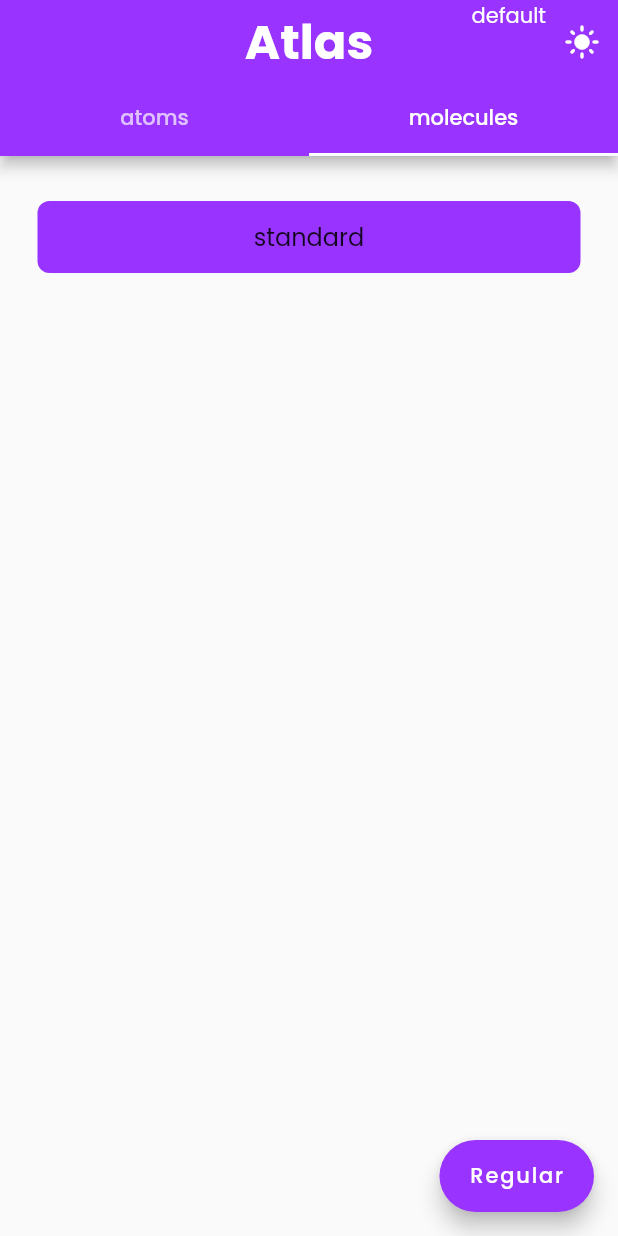
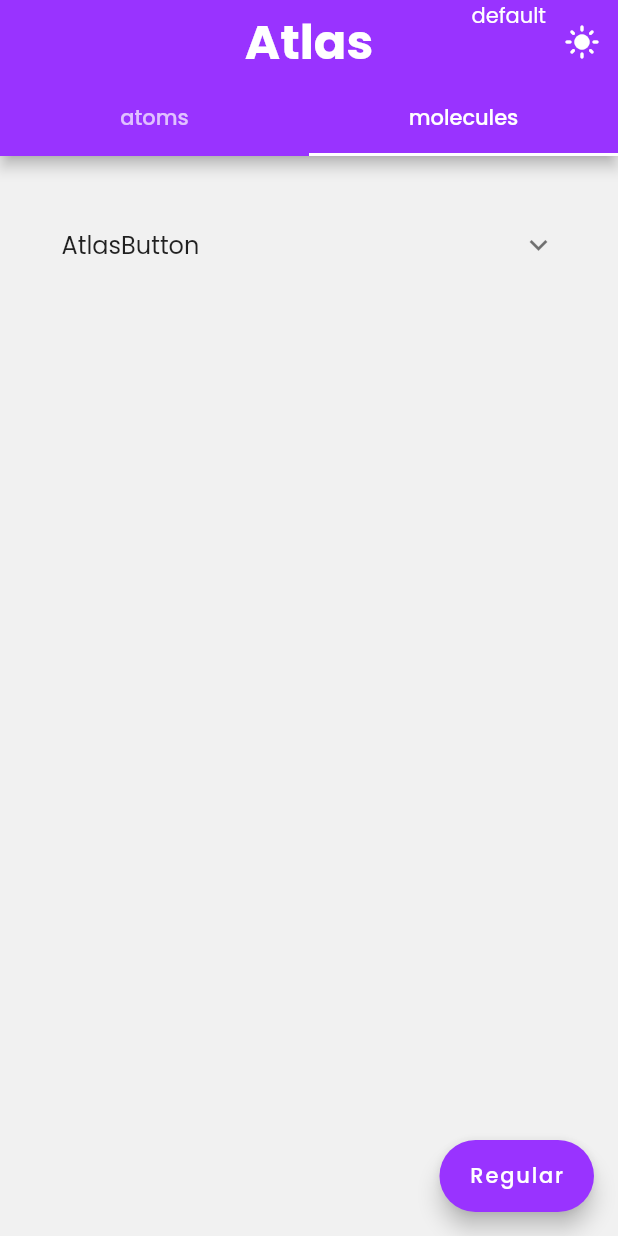
Before and after one commit to douglaswender/atlas, a Flutter app: the screen it shows after launch, tab 2 chosen, on a phone screen of 412 x 824 dp. Run offline on Flutter 3.47's test engine with Material 2 defaults, Android fonts, the phone set to English and light mode, and no system bars; our stand-ins replace bloc, flutter_bloc.

Commit message:
examples improvements

```diff
--- a/example/lib/atlas_example_view.dart
+++ b/example/lib/atlas_example_view.dart
@@ -98,6 +98,7 @@ class _AtlasExampleViewState extends State<AtlasExampleView>
     final cubit = context.read<ThemeCubit>();
 
     return Scaffold(
+      backgroundColor: AtlasTheme.t().color.background,
       appBar: AppBar(
         centerTitle: true,
         title: AtlasText.heading(behaviour: _behaviour, text: 'Atlas'),
--- a/example/lib/atoms/atom_tab_view.dart
+++ b/example/lib/atoms/atom_tab_view.dart
@@ -49,11 +49,6 @@ class AtomTabViewState extends State<AtomTabView> {
   }
 
   @override
-  void initState() {
-    super.initState();
-  }
-
-  @override
   Widget build(BuildContext context) {
     return ListView(
       padding: const EdgeInsets.symmetric(
--- a/example/lib/main.dart
+++ b/example/lib/main.dart
@@ -22,12 +22,8 @@ class _MyAppState extends State<MyApp> {
     ThemeData theme = ThemeData(
         fontFamily: AtlasTheme.fontFamily,
         primaryColor: AtlasTheme.t().color.primary);
-    return MultiBlocProvider(
-      providers: [
-        BlocProvider(
-          create: (context) => ThemeCubit(),
-        )
-      ],
+    return BlocProvider(
+      create: (context) => ThemeCubit(),
       child: BlocBuilder<ThemeCubit, ThemeState>(
         builder: (context, state) {
           return MaterialApp(
--- a/example/lib/molecules/molecule_tab_view.dart
+++ b/example/lib/molecules/molecule_tab_view.dart
@@ -14,6 +14,52 @@ class MoleculeTabView extends StatefulWidget {
 }
 
 class MoleculeTabViewState extends State<MoleculeTabView> {
+  Map<String, Map<String, Widget>> molecules = {};
+
+  List<Widget> _buildComponent(Behaviour behaviour) {
+    molecules = {
+      'AtlasButton': {
+        'standard': AtlasButton.standard(
+          text: 'standard',
+          behaviour: widget.behaviour,
+          onPressed: () {
+            print("print from standard constructor");
+          },
+        ),
+        'danger': AtlasButton.danger(
+          text: 'danger',
+          behaviour: widget.behaviour,
+          onPressed: () {
+            print("print from standard constructor");
+          },
+        ),
+      }
+    };
+    return molecules.entries
+        .map((e) => ExpansionTile(
+              title: Text(e.key),
+              children: [
+                ...e.value.entries
+                    .map((e) => Container(
+                          width: MediaQuery.of(context).size.width,
+                          padding: const EdgeInsets.all(8.0),
+                          child: Column(
+                            crossAxisAlignment: CrossAxisAlignment.start,
+                            children: [
+                              Text(e.key),
+                              const SizedBox(
+                                height: 8,
+                              ),
+                              e.value
+                            ],
+                          ),
+                        ))
+                    .toList()
+              ],
+            ))
+        .toList();
+  }
+
   @override
   Widget build(BuildContext context) {
     return ListView(
@@ -21,15 +67,7 @@ class MoleculeTabViewState extends State<MoleculeTabView> {
         horizontal: 25,
         vertical: 30,
       ),
-      children: [
-        AtlasButton.standard(
-          text: 'standard',
-          behaviour: widget.behaviour,
-          onPressed: () {
-            print("print from standard constructor");
-          },
-        ),
-      ],
+      children: [..._buildComponent(widget.behaviour)],
     );
   }
 }
--- a/lib/src/atoms/text/atlas_text_styles.dart
+++ b/lib/src/atoms/text/atlas_text_styles.dart
@@ -1,3 +1,4 @@
+import 'package:atlas/atlas.dart';
 import 'package:atlas/core/component/component_style.dart';
 import 'package:atlas/src/atoms/text/component/atlas_text_style.dart';
 import 'package:atlas/src/tokens/atlas_text.dart';
@@ -7,19 +8,17 @@ class AtlasTextStyles {
   static ComponentStyle<AtlasTextStyle, AtlasTextSharedStyle> get bodyStyle =>
       ComponentStyle<AtlasTextStyle, AtlasTextSharedStyle>(
         regular: AtlasTextStyle(
-          fontColor: Colors.black,
+          fontColor: AtlasTheme.t().color.white,
           fontSize: 16,
           fontWeight: FontWeight.w400,
           textStyle: DefaultTextStyles().bodyRegular,
         ),
-        error: AtlasTextStyle(
-            fontColor: Colors.red, fontSize: 16, fontWeight: FontWeight.w400),
       );
 
   static ComponentStyle<AtlasTextStyle, AtlasTextSharedStyle>
       get headingStyle => ComponentStyle<AtlasTextStyle, AtlasTextSharedStyle>(
             regular: AtlasTextStyle(
-              fontColor: Colors.black,
+              fontColor: AtlasTheme.t().color.white,
               fontSize: 32,
               fontWeight: FontWeight.w700,
               textStyle: DefaultTextStyles().headlineBold,
--- a/lib/src/atoms/text/component/atlas_text_component.dart
+++ b/lib/src/atoms/text/component/atlas_text_component.dart
@@ -27,7 +27,7 @@ class AtlasTextComponent extends StatelessWidget
       BuildContext context, Behaviour childBehaviour) {
     return Text(
       text,
-      style: styles.textStyle,
+      style: styles.textStyle?.copyWith(color: styles.fontColor),
     );
   }
 
@@ -36,11 +36,7 @@ class AtlasTextComponent extends StatelessWidget
       BuildContext context, Behaviour childBehaviour) {
     return Text(
       text,
-      style: TextStyle(
-        fontSize: styles.fontSize,
-        color: styles.fontColor,
-        fontWeight: styles.fontWeight,
-      ),
+      style: styles.textStyle?.copyWith(color: styles.fontColor),
     );
   }
 }
--- a/lib/src/molecules/button/atlas_button.dart
+++ b/lib/src/molecules/button/atlas_button.dart
@@ -17,4 +17,11 @@ class AtlasButton extends AtlasButtonComponent {
     required super.behaviour,
     super.onPressed,
   }) : super(styles: AtlasButtonStyles.standard());
+
+  AtlasButton.danger({
+    super.key,
+    required super.text,
+    required super.behaviour,
+    super.onPressed,
+  }) : super(styles: AtlasButtonStyles.danger());
 }
--- a/lib/src/molecules/button/atlas_button_styles.dart
+++ b/lib/src/molecules/button/atlas_button_styles.dart
@@ -8,11 +8,43 @@ class AtlasButtonStyles {
   static ComponentStyle<AtlasButtonStyle, AtlasButtonSharedStyle> standard() =>
       ComponentStyle<AtlasButtonStyle, AtlasButtonSharedStyle>(
         regular: AtlasButtonStyle(
+          backgroundColor: AtlasTheme.t().color.primary,
           boxDecoration: BoxDecoration(
             borderRadius: BorderRadius.circular(8),
           ),
         ),
         loading: AtlasButtonStyle(
+          boxDecoration: BoxDecoration(
+            borderRadius: BorderRadius.circular(8),
+          ),
+        ),
+        disabled: AtlasButtonStyle(
+          backgroundColor: AtlasTheme.t().color.grey1,
+          boxDecoration: BoxDecoration(
+            borderRadius: BorderRadius.circular(8),
+          ),
+        ),
+        error: AtlasButtonStyle(
+          backgroundColor: AtlasTheme.t().color.danger,
+          boxDecoration: BoxDecoration(
+            borderRadius: BorderRadius.circular(8),
+          ),
+        ),
+        shared: AtlasButtonSharedStyle(
+          textStyle: AtlasTextStyles.bodyStyle,
+        ),
+      );
+
+  static ComponentStyle<AtlasButtonStyle, AtlasButtonSharedStyle> danger() =>
+      ComponentStyle<AtlasButtonStyle, AtlasButtonSharedStyle>(
+        regular: AtlasButtonStyle(
+          backgroundColor: AtlasTheme.t().color.danger,
+          boxDecoration: BoxDecoration(
+            borderRadius: BorderRadius.circular(8),
+          ),
+        ),
+        loading: AtlasButtonStyle(
+          backgroundColor: AtlasTheme.t().color.danger,
           boxDecoration: BoxDecoration(
             borderRadius: BorderRadius.circular(8),
           ),
@@ -24,7 +56,7 @@ class AtlasButtonStyles {
           ),
         ),
         error: AtlasButtonStyle(
-          backgroundColor: AtlasTheme.t().color.warning,
+          backgroundColor: AtlasTheme.t().color.danger,
           boxDecoration: BoxDecoration(
             borderRadius: BorderRadius.circular(8),
           ),
--- a/lib/src/molecules/button/component/atlas_button_component.dart
+++ b/lib/src/molecules/button/component/atlas_button_component.dart
@@ -77,7 +77,7 @@ class AtlasButtonComponent extends StatelessWidget
         height: AtlasTheme.sizes.s48,
         alignment: Alignment.center,
         decoration: BoxDecoration(
-          color: AtlasTheme.t().color.primary,
+          color: styles.backgroundColor,
           borderRadius: BorderRadius.circular(AtlasTheme.sizes.s8),
         ),
         child: AtlasText(
--- a/lib/src/tokens/atlas_color.dart
+++ b/lib/src/tokens/atlas_color.dart
@@ -44,7 +44,7 @@ class DefaultColors extends AtlasColor {
   Color get warning => const Color(0xffff9500);
 
   @override
-  Color get background => const Color(0xffffffff);
+  Color get background => const Color(0xfff1f1f1);
 
   @override
   Color get black => const Color(0xff000000);
@@ -61,14 +61,14 @@ class DefaultColors extends AtlasColor {
 
 class DarkColors extends AtlasColor {
   @override
-  Color get danger => const Color(0xff34c759);
+  Color get danger => const Color(0xffff3b30);
 
   @override
   List<Color> get grandient =>
       const [Color(0xffc13fef), Color(0xff8439ff), Color(0xff4845da)];
 
   @override
-  Color get primary => const Color(0xff34c759);
+  Color get primary => const Color(0xff000000);
 
   @override
   Color get secondary => const Color(0xff34c759);
@@ -89,5 +89,5 @@ class DarkColors extends AtlasColor {
   Color get grey2 => const Color(0xff34c759);
 
   @override
-  Color get white => const Color(0xff34c759);
+  Color get white => const Color(0xffffffff);
 }
```
Also changed, not shown: 1 other file.
